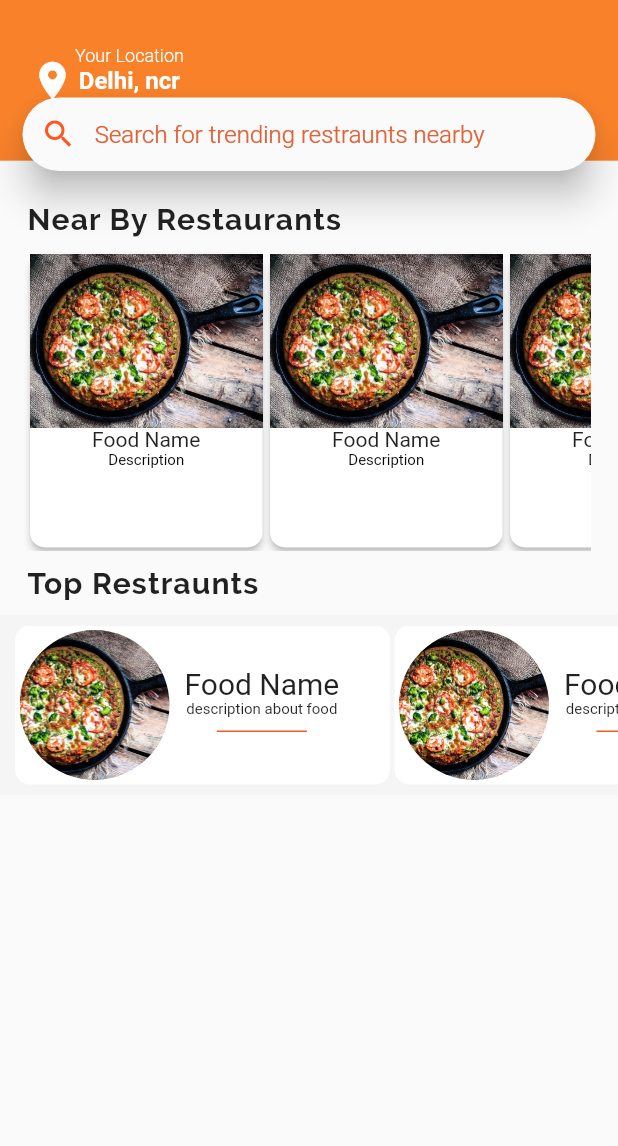
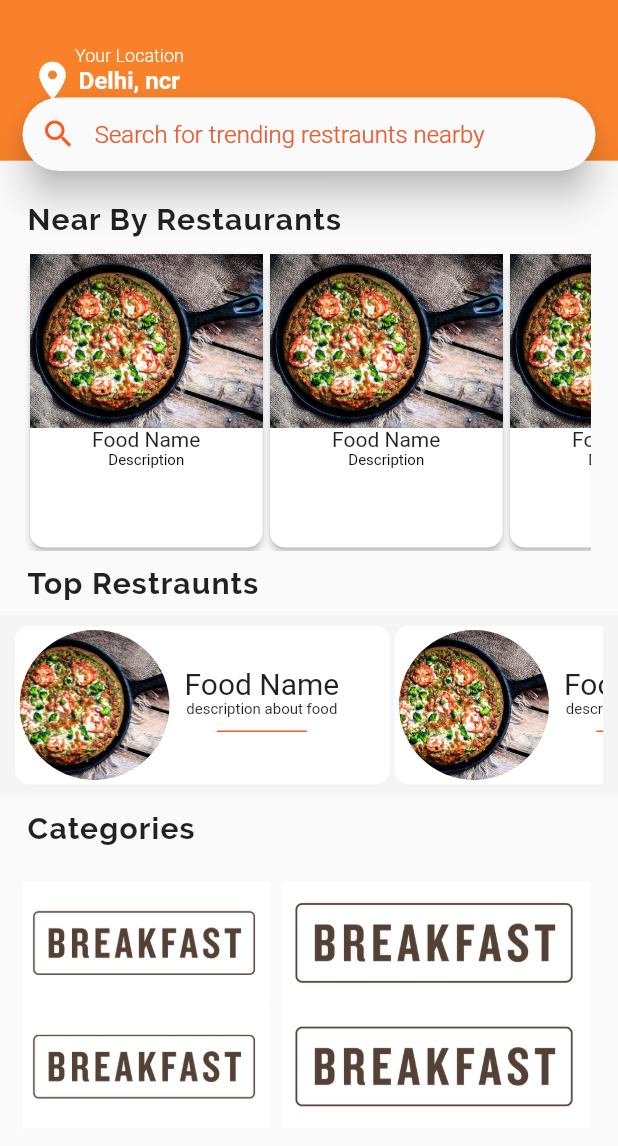
Before and after one commit to Naveen11695/bhukkd, a Flutter app: the TrendingPage screen opened directly, on a phone screen of 412 x 824 dp. Shown: the top 1146 px of the screen. Run offline on Flutter 3.47's test engine with Material 2 defaults, Android fonts, the phone set to English and light mode, and no system bars; our stand-ins replace geolocator, progress_indicators, shared_preferences, sqflite; accounts and stored records are empty; Roboto replaces fonts that are missing (Montserrat, Montserrat-Bold).

Commit message:
trending updated

```diff
--- /dev/null
+++ b/lib/Components/CategoriesComponent.dart
@@ -0,0 +1,52 @@
+import 'package:flutter/material.dart';
+
+class CategoriesComponent extends StatelessWidget{
+  @override
+  Widget build(BuildContext context){
+    return new Row(
+      children: <Widget>[
+        new Column(
+          children: <Widget>[
+            new InkWell(
+            onTap: (){},
+            child:new Container(
+              color: Colors.white,
+              height: MediaQuery.of(context).size.height * 0.1,
+              width: MediaQuery.of(context).size.width * 0.4,
+              child: new Image.asset("assets/images/Breakfast.png")
+            ),),
+            new InkWell(
+              onTap: (){},
+              child:new Container(
+                color: Colors.white,
+                height: MediaQuery.of(context).size.height * 0.1,
+                width: MediaQuery.of(context).size.width * 0.4,
+                child: new Image.asset("assets/images/Breakfast.png")
+            )),
+          ],
+        ),
+        SizedBox(width: MediaQuery.of(context).size.width * 0.02,),
+        new Column(
+          children: <Widget>[
+            new InkWell(
+            onTap: (){},
+            child:new Container(
+              color: Colors.white,
+              height: MediaQuery.of(context).size.height * 0.1,
+              width: MediaQuery.of(context).size.width * 0.5,
+              child: new Image.asset("assets/images/Breakfast.png")
+            ),),
+            new InkWell(
+              onTap: (){},
+              child:new Container(
+                color: Colors.white,
+                height: MediaQuery.of(context).size.height * 0.1,
+                width: MediaQuery.of(context).size.width * 0.5,
+                child: new Image.asset("assets/images/Breakfast.png")
+            )),
+          ],
+        ),
+      ],
+    );
+  }
+}
--- a/lib/Components/CustomHorizontalScroll.dart
+++ b/lib/Components/CustomHorizontalScroll.dart
@@ -5,7 +5,7 @@ class CustomHorizontalScroll extends StatelessWidget{
   @override
   Widget build(BuildContext context) {
     return Container(
-      padding:EdgeInsets.only(top:2, left:2, bottom: 2),
+      padding:EdgeInsets.only(top:2, left:2, bottom: 2, right: 10),
       height: 110,
       child: ListView.builder(
         shrinkWrap: true,
--- a/lib/Pages/TrendingPage.dart
+++ b/lib/Pages/TrendingPage.dart
@@ -5,6 +5,7 @@ import 'package:flutter/material.dart';
 import '../Components/HorizontalScroll.dart';
 import '../api/HttpRequest.dart';
 import '../Components/CustomHorizontalScroll.dart';
+import '../Components/CategoriesComponent.dart';
 import 'package:http/http.dart';
 import '../models/SharedPreferance/SharedPreference.dart';
 import '../api/LocationRequest.dart';
@@ -169,6 +170,26 @@ class _TrendingPageState extends State<TrendingPage> {
                   child: CustomHorizontalScroll(),
                 ),
               ),
+              Container(
+                width: MediaQuery.of(context).size.height * 0.92,
+                alignment: AlignmentDirectional.topStart,
+                padding: EdgeInsets.symmetric(horizontal: 18, vertical: 10),
+                child: new Text(
+                  "Categories",
+                  textAlign: TextAlign.start,
+                  style: new TextStyle(
+                    fontSize: 20.0,
+                    fontFamily: "Raleway",
+                    // fontWeight: FontWeight.w700,
+                    letterSpacing: 0.8,
+                    wordSpacing: 0.0,
+                  ),
+                ),
+              ),
+              Padding(
+                padding: EdgeInsets.all(15),
+                child: CategoriesComponent(),
+              )
             ],
           ),
         ],
--- a/pubspec.yaml
+++ b/pubspec.yaml
@@ -70,7 +70,9 @@ flutter:
   - assets/animations/sushi/
   - assets/images/food.png
   - assets/api/config.json
-  - assets/images/
+  - assets/images/Breakfast.png
+  - assets/images/5.jpg
+
 
 
   # An image asset can refer to one or more resolution-specific "variants", see
```
Also changed, not shown: assets/images/Breakfast.png (added).
